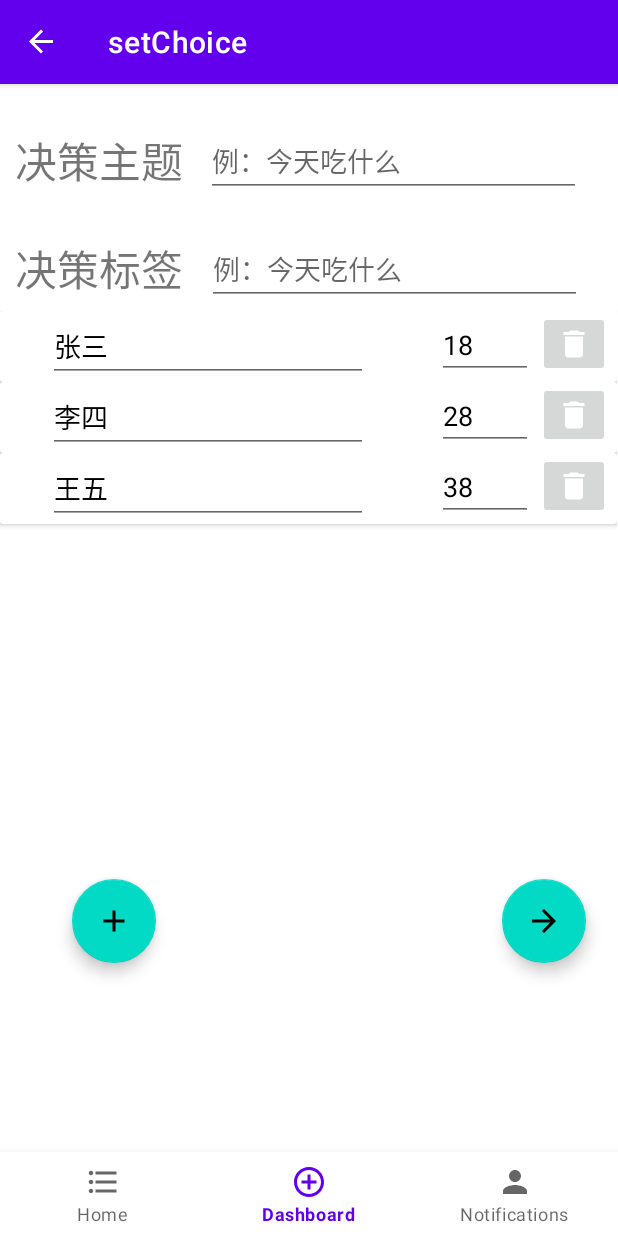
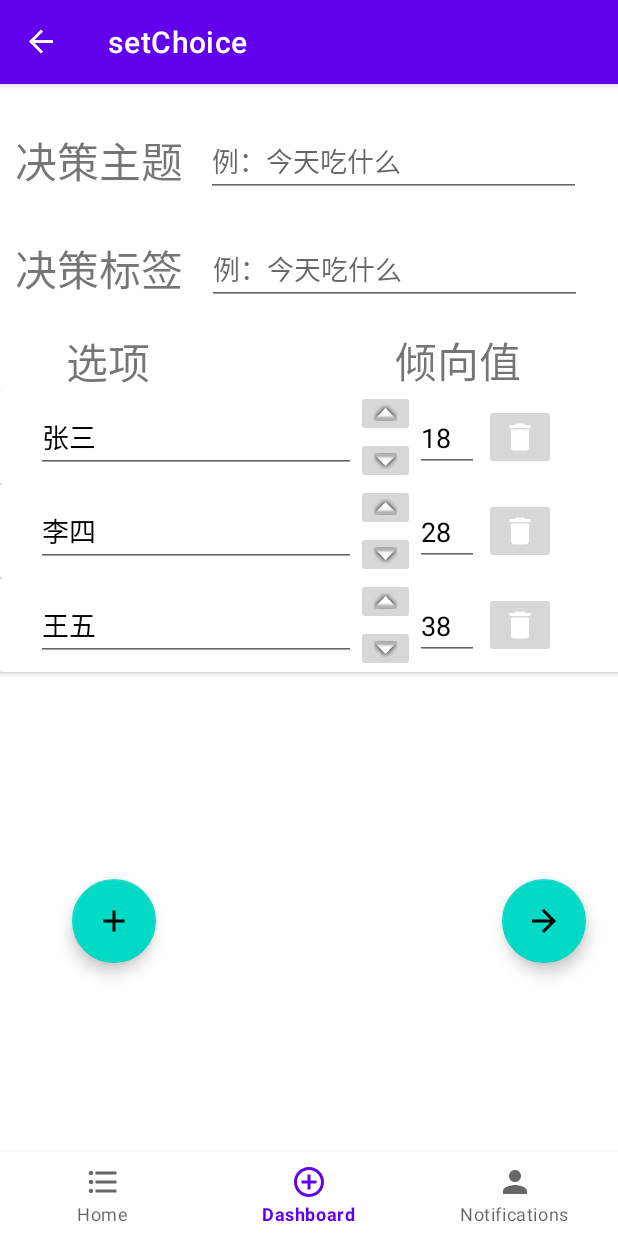
Before and after one commit to shizuka1117/magicConchDemo, an Android app: the HomeSetFragment screen opened through its navigation route, on a phone screen of 412 x 824 dp. Run offline under Robolectric (Android 15) with nearby library versions, the phone set to English and light mode, and no system bars; our stand-ins replace data binding, navigation-ui; 1 statement that could not run was skipped.

Commit message:
0.2 删除和添加选项

```diff
--- a/app/build.gradle
+++ b/app/build.gradle
@@ -13,7 +13,7 @@ android {
         versionCode 1
         versionName "1.0"
         android.defaultConfig.vectorDrawables.useSupportLibrary = true
-        android.buildFeatures.dataBinding true
+        android.buildFeatures.dataBinding = true
         testInstrumentationRunner "androidx.test.runner.AndroidJUnitRunner"
         dataBinding{
             enabled true;
--- a/app/src/main/java/com/example/magiccouchdemo/ui/home/Home_Page/HomeSetFragment.java
+++ b/app/src/main/java/com/example/magiccouchdemo/ui/home/Home_Page/HomeSetFragment.java
@@ -13,6 +13,7 @@ import android.util.Log;
 import android.view.LayoutInflater;
 import android.view.View;
 import android.view.ViewGroup;
+import android.widget.Toast;
 
 import com.example.magiccouchdemo.R;
 import com.example.magiccouchdemo.databinding.FragmentHomeSetBinding;
@@ -38,7 +39,7 @@ public class HomeSetFragment extends Fragment {
                 R.layout.fragment_home_set, container, false);
         binding.setLifecycleOwner(getActivity());
         binding.recyclerView.setLayoutManager(new LinearLayoutManager(getContext()));
-        binding.fab2.setOnClickListener(new View.OnClickListener() {
+        binding.addOption.setOnClickListener(new View.OnClickListener() {
             @Override
             public void onClick(View v) {
                 Option option = new Option("", 0);
@@ -47,17 +48,24 @@ public class HomeSetFragment extends Fragment {
             }
         });
         adapter = new OptionAdapter(getContext());
-
+        homeViewModel.setmList(adapter.getItems());
         binding.recyclerView.setAdapter(adapter);
         binding.nextButton.setOnClickListener(new View.OnClickListener(){
             @Override
             public void onClick(View v) {
                 String result = adapter.computeResult();
-                homeViewModel.setmList(adapter.getItems());
                 homeViewModel.setResult(result);
-                NavController controller = Navigation.findNavController(v);
-                //确认提交
-                controller.navigate(R.id.action_HomeSetFragment_to_HomeResultFragment);
+                if(homeViewModel.getDecName().getValue()==null){
+                    Toast.makeText(v.getContext(), "决策主题不能为空！", Toast.LENGTH_SHORT).show();
+                }
+                else if(homeViewModel.getmList()==null){
+                    Toast.makeText(v.getContext(), "还没有添加任何选项！", Toast.LENGTH_SHORT).show();
+                }
+                else{
+                    NavController controller = Navigation.findNavController(v);
+                    //确认提交
+                    controller.navigate(R.id.action_HomeSetFragment_to_HomeResultFragment);
+                }
             }
         });
         adapter.getItems().add(new Option("张三", 18));
--- a/app/src/main/java/com/example/magiccouchdemo/ui/home/OptionAdapter.java
+++ b/app/src/main/java/com/example/magiccouchdemo/ui/home/OptionAdapter.java
@@ -65,6 +65,18 @@ public class OptionAdapter extends BaseBindingAdapter<Option, OptionItemBinding>
                 notifyDataSetChanged();
             }
         });
+        binding.addValue.setOnClickListener(new View.OnClickListener() {
+            @Override
+            public void onClick(View v) {
+                binding.getOption().addValue(1);
+            }
+        });
+        binding.minusValue.setOnClickListener(new View.OnClickListener() {
+            @Override
+            public void onClick(View v) {
+                binding.getOption().addValue(-1);
+            }
+        });
         return new BaseBindingViewHolder(binding.getRoot());
     }
 }
--- a/app/src/main/res/layout/fragment_home_set.xml
+++ b/app/src/main/res/layout/fragment_home_set.xml
@@ -12,6 +12,7 @@ xmlns:tools="http://schemas.android.com/tools">
         android:layout_width="match_parent"
         android:layout_height="602dp"
         tools:context=".ui.dashboard.HomeSetFragment">
+
         <com.google.android.material.floatingactionbutton.FloatingActionButton
             android:id="@+id/nextButton"
             android:layout_width="wrap_content"
@@ -21,10 +22,10 @@ xmlns:tools="http://schemas.android.com/tools">
             android:text="Next"
             app:layout_constraintBottom_toBottomOf="parent"
             app:layout_constraintEnd_toEndOf="parent"
-            app:srcCompat="@drawable/ic_baseline_arrow_forward_24"/>
+            app:srcCompat="@drawable/ic_baseline_arrow_forward_24" />
 
         <com.google.android.material.floatingactionbutton.FloatingActionButton
-            android:id="@+id/fab2"
+            android:id="@+id/add_option"
             android:layout_width="wrap_content"
             android:layout_height="wrap_content"
             android:layout_marginEnd="308dp"
@@ -37,8 +38,8 @@ xmlns:tools="http://schemas.android.com/tools">
 
         <androidx.recyclerview.widget.RecyclerView
             android:id="@+id/recyclerView"
-            android:layout_width="411dp"
-            android:layout_height="447dp"
+            android:layout_width="489dp"
+            android:layout_height="394dp"
             app:layout_constraintBottom_toBottomOf="parent"
             app:layout_constraintEnd_toEndOf="parent"
             app:layout_constraintHorizontal_bias="0.0"
@@ -68,6 +69,29 @@ xmlns:tools="http://schemas.android.com/tools">
             app:layout_constraintStart_toStartOf="parent"
             app:layout_constraintTop_toBottomOf="@+id/textView18" />
 
+        <TextView
+            android:id="@+id/textView2"
+            android:layout_width="wrap_content"
+            android:layout_height="wrap_content"
+            android:layout_marginStart="44dp"
+            android:layout_marginTop="20dp"
+            android:text="选项"
+            android:textSize="28dp"
+            app:layout_constraintStart_toStartOf="parent"
+            app:layout_constraintTop_toBottomOf="@+id/textView19" />
+
+        <TextView
+            android:id="@+id/textView3"
+            android:layout_width="wrap_content"
+            android:layout_height="wrap_content"
+            android:layout_marginTop="16dp"
+            android:text="倾向值"
+            android:textSize="28dp"
+            app:layout_constraintEnd_toEndOf="parent"
+            app:layout_constraintHorizontal_bias="0.716"
+            app:layout_constraintStart_toEndOf="@+id/textView2"
+            app:layout_constraintTop_toBottomOf="@+id/dec_tag" />
+
         <EditText
             android:id="@+id/dec_title"
             android:layout_width="250dp"
@@ -75,8 +99,8 @@ xmlns:tools="http://schemas.android.com/tools">
             android:layout_marginEnd="10dp"
             android:ems="10"
             android:hint="例：今天吃什么"
+            android:inputType="textPersonName"
             android:text="@={model.decName}"
-            android:inputType="textPersonName"
             app:layout_constraintBottom_toBottomOf="@+id/textView18"
             app:layout_constraintEnd_toEndOf="parent"
             app:layout_constraintStart_toEndOf="@+id/textView18"
@@ -90,8 +114,8 @@ xmlns:tools="http://schemas.android.com/tools">
             android:layout_marginEnd="10dp"
             android:ems="10"
             android:hint="例：今天吃什么"
+            android:inputType="textPersonName"
             android:text="@={model.tag}"
-            android:inputType="textPersonName"
             app:layout_constraintBottom_toBottomOf="@+id/textView19"
             app:layout_constraintEnd_toEndOf="parent"
             app:layout_constraintStart_toEndOf="@+id/textView19"
--- a/app/src/main/res/layout/option_item.xml
+++ b/app/src/main/res/layout/option_item.xml
@@ -16,14 +16,18 @@
 
         <androidx.constraintlayout.widget.ConstraintLayout
             android:layout_width="match_parent"
-            android:layout_height="match_parent">
+            android:layout_height="match_parent"
+            app:layout_constraintBottom_toBottomOf="@+id/imageButton"
+            app:layout_constraintTop_toBottomOf="@+id/imageButton">
 
             <EditText
                 android:id="@+id/name"
                 android:layout_width="wrap_content"
                 android:layout_height="wrap_content"
-                android:layout_marginStart="32dp"
+                android:layout_marginStart="24dp"
+                android:layout_marginTop="8dp"
                 android:ems="10"
+                android:maxLines="1"
                 android:text="@={option.optionName}"
                 android:textColor="@color/black"
                 app:layout_constraintStart_toStartOf="parent"
@@ -33,14 +37,13 @@
                 android:id="@+id/value"
                 android:layout_width="wrap_content"
                 android:layout_height="wrap_content"
-                android:ems="3"
+                android:ems="2"
                 android:inputType="number"
                 android:text="@{String.valueOf(option.value)}"
                 android:textColor="@color/black"
-                app:layout_constraintEnd_toEndOf="parent"
-                app:layout_constraintHorizontal_bias="0.839"
-                app:layout_constraintStart_toStartOf="parent"
-                app:layout_constraintTop_toTopOf="parent" />
+                app:layout_constraintBottom_toBottomOf="@+id/name"
+                app:layout_constraintStart_toEndOf="@+id/add_value"
+                app:layout_constraintTop_toTopOf="@+id/name" />
 
             <ImageButton
                 android:id="@+id/delete"
@@ -51,6 +54,24 @@
                 app:layout_constraintTop_toTopOf="@+id/value"
                 app:srcCompat="@drawable/ic_baseline_delete" />
 
+            <ImageButton
+                android:id="@+id/add_value"
+                android:layout_width="wrap_content"
+                android:layout_height="wrap_content"
+                app:layout_constraintEnd_toStartOf="@+id/value"
+                app:layout_constraintStart_toEndOf="@+id/name"
+                app:layout_constraintTop_toTopOf="parent"
+                app:srcCompat="@android:drawable/arrow_up_float" />
+
+            <ImageButton
+                android:id="@+id/minus_value"
+                android:layout_width="wrap_content"
+                android:layout_height="wrap_content"
+                app:layout_constraintEnd_toStartOf="@+id/value"
+                app:layout_constraintStart_toEndOf="@+id/name"
+                app:layout_constraintTop_toBottomOf="@+id/add_value"
+                app:srcCompat="@android:drawable/arrow_down_float" />
+
         </androidx.constraintlayout.widget.ConstraintLayout>
 
     </androidx.cardview.widget.CardView>
--- a/app/src/main/res/layout/recycle_view_list2.xml
+++ b/app/src/main/res/layout/recycle_view_list2.xml
@@ -7,7 +7,7 @@
     android:layout_height="match_parent">
 
     <com.google.android.material.floatingactionbutton.FloatingActionButton
-        android:id="@+id/fab2"
+        android:id="@+id/add_option"
         android:layout_width="wrap_content"
         android:layout_height="wrap_content"
         android:layout_marginEnd="24dp"
```
Also changed, not shown: app/src/main/java/com/example/magiccouchdemo/ui/home/Option.java (+8 -0 lines), app/src/main/res/drawable/ic_baseline_arrow_left_24.xml (added, +10 -0 lines), app/src/main/res/drawable/ic_baseline_arrow_right_24.xml (added, +10 -0 lines).
